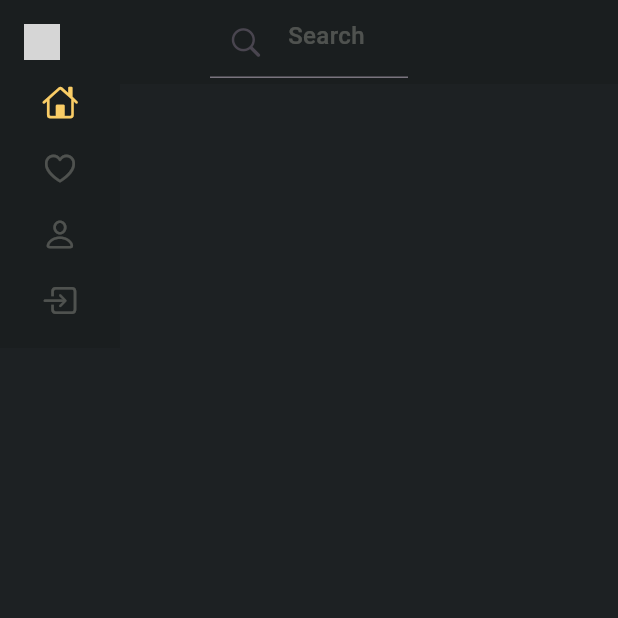
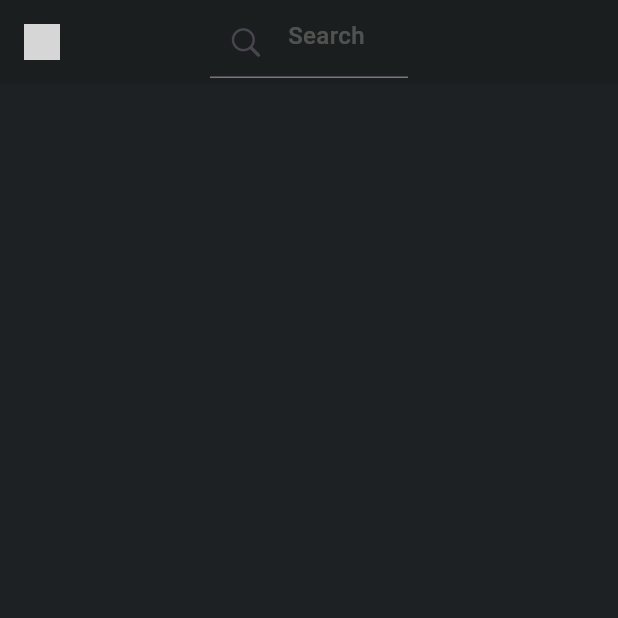
Before and after one commit to moozunch/musica, a Flutter app: the screen it shows after launch, on a phone screen of 412 x 824 dp, the top half of it. Run offline on Flutter 3.47's test engine with Material 3 defaults, Android fonts, the light colour scheme and no system bars; Roboto replaces fonts that are missing (SF-PRO-Text); grey boxes are pictures that could not be loaded.

Commit message:
Revert "sidebar"

```diff
--- a/lib/main.dart
+++ b/lib/main.dart
@@ -34,6 +34,10 @@ class MyApp extends StatelessWidget {
 
 class MyHomePage extends StatefulWidget {
   const MyHomePage({super.key, required this.title});
+
+  // This widget is the home page of your application. It is stateful, meaning
+  // that it has a State object (defined below) that contains fields that affect
+  // how it looks.
 
   // This class is the configuration for the state. It holds the values (in this
   // case the title) provided by the parent (in this case the App widget) and
@@ -85,7 +89,6 @@ class _MyHomePageState extends State<MyHomePage> {
         ),
       ),
       body: Center(
-        child: Expanded(child: SideBar()),
         // Center is a layout widget. It takes a single child and positions it
         // in the middle of the parent.
       ),
@@ -124,71 +127,3 @@ class _SearchBarState extends State<SearchBar> {
   }
 
 }
-
-class SideBar extends StatefulWidget {
-
-  @override
-  _SideBarState createState() => _SideBarState();
-
-}
-
-class _SideBarState extends State<SideBar> {
-  int activeIndex = 0;
-  //list untuk halaman berupa widget
-  final List<Widget> pages = [
-    Center(child: Text('Home', style: TextStyle(fontSize: 24),),),
-    Center(child: Text('Favorites', style: TextStyle(fontSize: 24),),),
-
-    Center(child: Text('Profile', style: TextStyle(fontSize: 24),),),
-    Center(child: Text('Logout', style: TextStyle(fontSize: 24),),),
-  ];
-
-  //untuk object dan icon
-  @override
-  Widget build(BuildContext context) {
-    return Scaffold(
-      body: Row(
-        children: [
-          //SideBar
-          Container(
-            width: 80,
-            color: Theme.of(context).primaryColorDark,
-            child: SingleChildScrollView(
-              child: Column(
-                mainAxisAlignment: MainAxisAlignment.center,
-                children: [
-                  buildSideBarIcon( //kita buat di di function karena kita mau atur dia kalau ditekan kan aktif dan berubah warna atau bagaimana
-                  CupertinoIcons.home, 0),
-                  SizedBox(height: 20,),
-                  buildSideBarIcon(CupertinoIcons.heart, 1),
-                  SizedBox(height: 20,),
-                  buildSideBarIcon(CupertinoIcons.person, 2),
-                  SizedBox(height: 20,),
-                  buildSideBarIcon(CupertinoIcons.square_arrow_right, 3),
-                  SizedBox(height: 20,),
-                ],
-              ),
-            ),
-          )
-        ],
-      ),
-    );
-  }
-
-
-buildSideBarIcon(IconData icon, int index) {
-  return GestureDetector(
-    onTap: () {
-      setState(() {
-        activeIndex = index;
-      });
-    },
-    child: Column(
-      children: [
-        Icon(icon, color: activeIndex == index
-        ? Theme.of(context).primaryColor
-        : Theme.of(context).disabledColor)
-      ],
-    ),
-  );
-}}
```
